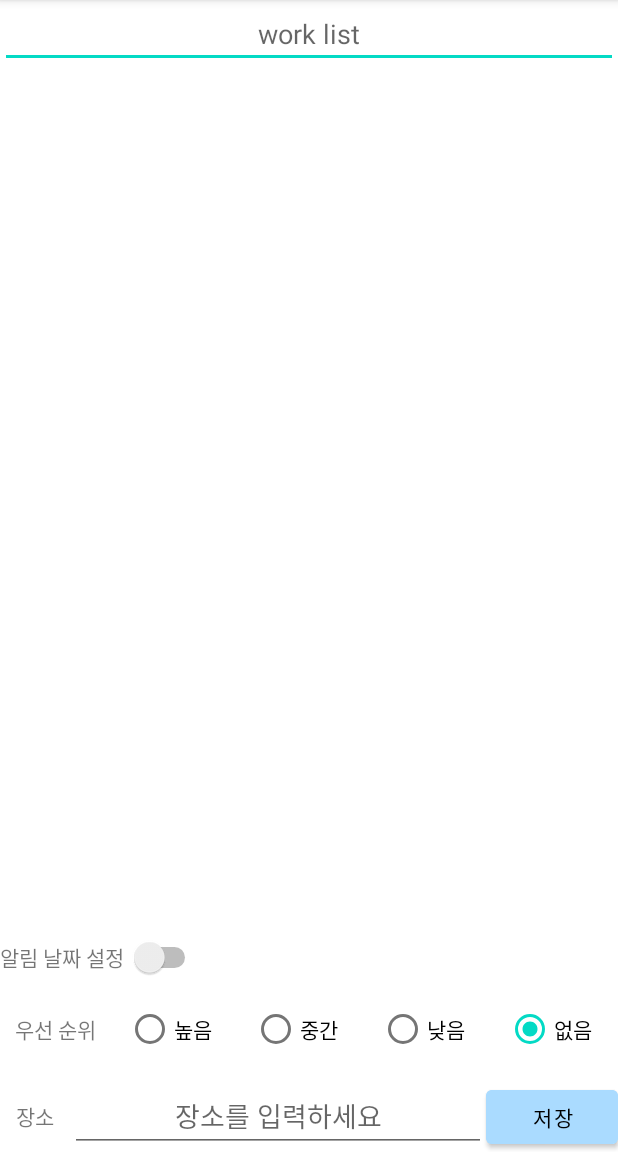
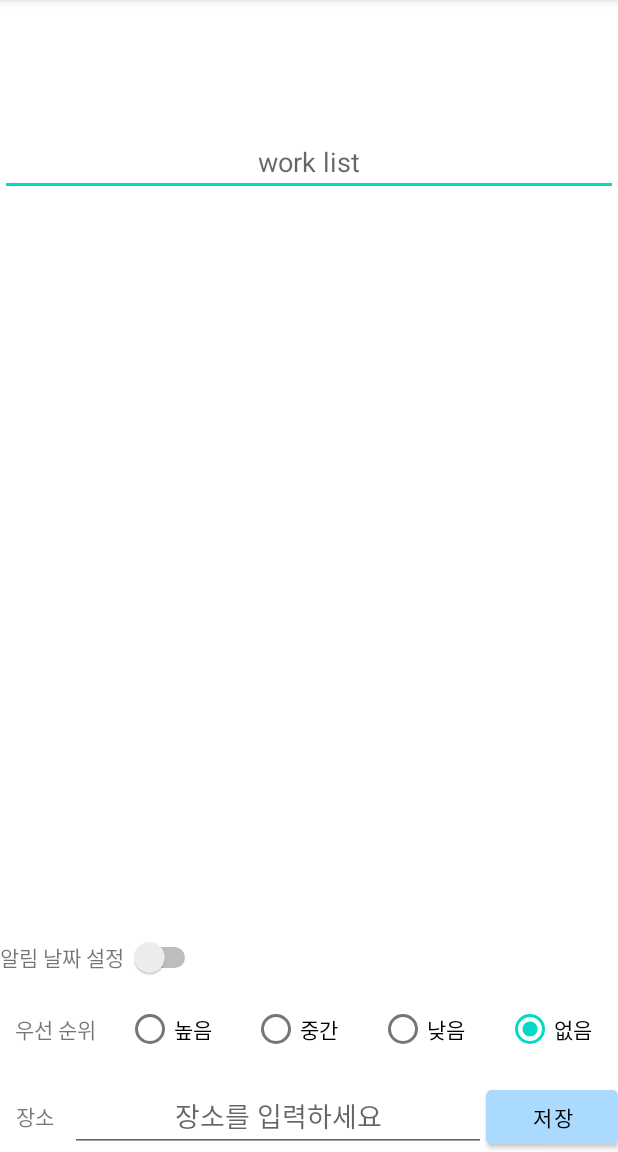
Before and after one commit to gmlwls768/reminder_android, an Android app: the screen it shows after launch (WorkActivity), after a tap on an icon or button, on a phone screen of 412 x 824 dp, the part 84-1236 px from its top. Run offline under Robolectric (Android 15) with nearby library versions, the phone set to English and light mode, and no system bars.

Commit message:
소소코드 최적화 및 WorkActivity 레이아웃와 DB연동

```diff
--- a/app/src/main/java/com/example/reminder_project/MainActivity.java
+++ b/app/src/main/java/com/example/reminder_project/MainActivity.java
@@ -23,61 +23,60 @@ import java.time.LocalDateTime;
 import java.time.format.DateTimeFormatter;
 
 public class MainActivity extends AppCompatActivity {
-    TextView listItem;
+    ToDoTable todo; //A helper class to manage database creation and version management.
+    SQLiteDatabase sqlDB;
+    LinearLayout listLayoutParent;
     Button completeBtn;
     ImageButton addBtn;
     EditText quickAddText;
-    ToDoTable todo; //todo 테이블
-    SQLiteDatabase sqlDB;
-    LinearLayout container;
+    Cursor cursor;
+
     @Override
     protected void onCreate(Bundle savedInstanceState) {
         super.onCreate(savedInstanceState);
         setContentView(R.layout.activity_main);
         todo = new ToDoTable(this);
-        completeBtn = (Button)  findViewById(R.id.completeBtn);
-        sqlDB = todo.getReadableDatabase();
-        Cursor cursor;
-        cursor = sqlDB.rawQuery("SELECT * FROM toDo;", null);
+        sqlDB = todo.getReadableDatabase(); //Create and/or open a database
+        cursor = sqlDB.rawQuery("SELECT * FROM toDo;", null); //데이터베이스의 모든 값을 가져옴
+        completeBtn = (Button) findViewById(R.id.completeBtn);
+        quickAddText = (EditText) findViewById(R.id.quickAddText);
+        addBtn = (ImageButton) findViewById(R.id.addBtn);
+        listLayoutParent = (LinearLayout) findViewById(R.id.list_layout_parent);
 
-        container = (LinearLayout) findViewById(R.id.list_layout_parent);
-        int add_layout = 0;
         while (cursor.moveToNext()) {
-            LinearLayout ll= new LinearLayout(getApplicationContext());
-            LinearLayout.LayoutParams p = new LinearLayout.LayoutParams(LinearLayout.LayoutParams.MATCH_PARENT,LinearLayout.LayoutParams.WRAP_CONTENT);
-            ll.setLayoutParams(p);
-            ll.setOrientation(LinearLayout.HORIZONTAL);
-            CheckBox cb = new CheckBox(getApplicationContext());
-            LinearLayout.LayoutParams w = new LinearLayout.LayoutParams(LinearLayout.LayoutParams.WRAP_CONTENT,LinearLayout.LayoutParams.WRAP_CONTENT);
+            LinearLayout.LayoutParams p = new LinearLayout.LayoutParams(LinearLayout.LayoutParams.MATCH_PARENT,LinearLayout.LayoutParams.WRAP_CONTENT); //너비, 높이 설정 단축어
+            LinearLayout.LayoutParams w = new LinearLayout.LayoutParams(LinearLayout.LayoutParams.WRAP_CONTENT,LinearLayout.LayoutParams.WRAP_CONTENT); //너비, 높이 설정 단축어
+            LinearLayout listItemBox= new LinearLayout(getApplicationContext()); //각각의 할일 목록을 감싸는 레이아웃
+            listItemBox.setLayoutParams(p); //너비, 높이 설정
+            listItemBox.setOrientation(LinearLayout.HORIZONTAL); //수평 정렬
+            int listId = Integer.parseInt(cursor.getString(0));
+
+            CheckBox cb = new CheckBox(getApplicationContext()); //listItemBox 내 사용될 CheckBox
             cb.setLayoutParams(w);
-            ll.addView(cb);
-            TextView tv= new TextView(getApplicationContext());
+
+            TextView tv= new TextView(getApplicationContext()); //listItemBox 내 사용될 TextView
             tv.setLayoutParams(w);
-            tv.setText(cursor.getString(1));
-            tv.setSingleLine();
-            tv.setOnClickListener(new View.OnClickListener() {
+            tv.setText(cursor.getString(1)); //View의 텍스트 값을 toDoTable의 TITLE 컬럼의 값으로 설정
+
+            TextView dbIdView= new TextView(getApplicationContext()); //listItemBox 내 사용될 TextView
+            dbIdView.setLayoutParams(w);
+            dbIdView.setVisibility(View.GONE);
+            dbIdView.setText(cursor.getString(0)); //View의 텍스트 값을 toDoTable의 ID 컬럼의 값으로 설정
+
+            tv.setOnClickListener(new View.OnClickListener() { //클릭시 목록 수정페이지로 이동
                 @Override
                 public void onClick(View view) {
                     Intent intent = new Intent(getApplicationContext(), WorkActivity.class);
+                    intent.putExtra("id", listId);
                     startActivity(intent);
-
                 }
             });
-            TextView tvminus= new TextView(getApplicationContext());
-            tvminus.setLayoutParams(w);
-            tvminus.setVisibility(View.GONE);
-            tvminus.setText(cursor.getString(0));
-            cb.setOnClickListener(new View.OnClickListener() {
-                @Override
-                public void onClick(View view) {
-                    String content = tv.getText().toString();
-                    Toast.makeText(getApplicationContext(), content,Toast.LENGTH_SHORT).show();
-                }
-            });
-            ll.addView(tv);
-            container.addView(ll);
+
+            listItemBox.addView(cb); //자식 위젯 설절
+            listItemBox.addView(tv); //자식 위젯 설절
+            listLayoutParent.addView(listItemBox); //자식 위젯 설절
         }
-
+        cursor.close();
 
         completeBtn.setOnClickListener(new View.OnClickListener() { //완료한 목록 페이지로 이동
             @Override
@@ -88,17 +87,15 @@ public class MainActivity extends AppCompatActivity {
             }
         });
 
-        quickAddText = (EditText) findViewById(R.id.quickAddText);
-        addBtn = (ImageButton) findViewById(R.id.addBtn);
-        quickAddText.addTextChangedListener(new TextWatcher() {
+        quickAddText.addTextChangedListener(new TextWatcher() { //키보드 이벤트가 발생할 경우
             @Override
-            public void beforeTextChanged(CharSequence charSequence, int i, int i1, int i2) {
+            public void beforeTextChanged(CharSequence charSequence, int i, int i1, int i2) { // 입력하기 전에 조치
 
             }
 
             @Override
-            public void onTextChanged(CharSequence charSequence, int i, int i1, int i2) {
-                if (quickAddText.getText().toString().equals("")){
+            public void onTextChanged(CharSequence charSequence, int i, int i1, int i2) { //입력난에 변화가 있을 시 조치
+                if (quickAddText.getText().toString().equals("")) { //입력된 내용에 따라 이미지 변경
                     addBtn.setImageResource(R.drawable.add_icon);
                 }
                 else {
@@ -107,28 +104,34 @@ public class MainActivity extends AppCompatActivity {
             }
 
             @Override
-            public void afterTextChanged(Editable editable) {
+            public void afterTextChanged(Editable editable) { // 입력이 끝났을 때 조치
 
             }
         });
+
         addBtn.setOnClickListener(new View.OnClickListener() {
-            @RequiresApi(api = Build.VERSION_CODES.O)
+            @RequiresApi(api = Build.VERSION_CODES.O) //API 경고 무시
             @Override
             public void onClick(View view) {
                 if (quickAddText.getText().toString().equals("")){ //quickAddText가 공백일 경우 목록 추가(수정) 페이지로 이동
                     Intent intent = new Intent(getApplicationContext(), WorkActivity.class);
                     startActivity(intent);
-                } else{
+                } else{ //그렇지 않을 경우 toDoTable에 입력받은 값을 추가
                     LocalDateTime now = LocalDateTime.now();
                     sqlDB = todo.getWritableDatabase();
+                    String title = quickAddText.getText().toString();
+                    String formatedNow = now.format(DateTimeFormatter.ofPattern("yyyy/MM/dd/HH/mm/ss"));
 
-                    String formatedNow = now.format(DateTimeFormatter.ofPattern("yyyy/MM/dd/HH/mm/ss"));
-                    sqlDB.execSQL("INSERT INTO toDo (CONTENTS,  PRIORITY, LOCATION, ALERT, ON_CREATE, IS_COMPLETE, ON_COMPLETED) VALUES('" + quickAddText.getText().toString() + "'," + " 0, 'none', 'none', '" + formatedNow +"', 0, 'none');");
+                    //toDoTable 데이터 추가
+//                    sqlDB.execSQL("INSERT INTO toDo (TITLE, CONTENTS,  PRIORITY, LOCATION, ALERT, ON_CREATE, IS_COMPLETE, ON_COMPLETED) VALUES('" + title + "','none'," + " 0, 'none', 'none', '" + formatedNow +"', 0, 'none');");
+                    sqlDB.execSQL("INSERT INTO toDo (TITLE, ON_CREATE) VALUES('" + title + "','" + formatedNow +"');");
+
                     sqlDB.close();
                     quickAddText.setText("");
-                    Toast.makeText(getApplicationContext(), "INSERT INTO toDo VALUES('" + quickAddText.getText().toString() + "'," + " 0, 'none', 'none', '" + formatedNow +"');",Toast.LENGTH_SHORT).show();
+                    Toast.makeText(getApplicationContext(), title + "을 추가하였습니다", Toast.LENGTH_SHORT).show();
                 }
             }
         });
+
     }
 }
--- a/app/src/main/java/com/example/reminder_project/ToDoTable.java
+++ b/app/src/main/java/com/example/reminder_project/ToDoTable.java
@@ -10,7 +10,7 @@ public class ToDoTable extends SQLiteOpenHelper {
     }
     @Override
     public void onCreate(SQLiteDatabase db) {
-        db.execSQL("CREATE TABLE toDo(ID INTEGER PRIMARY KEY AUTOINCREMENT, CONTENTS TEXT,  PRIORITY INTEGER, LOCATION TEXT, ALERT TEXT, ON_CREATE TEXT, IS_COMPLETE INTEGER, ON_COMPLETED TEXT);");
+        db.execSQL("CREATE TABLE toDo(ID INTEGER PRIMARY KEY AUTOINCREMENT, TITLE TEXT, CONTENTS TEXT,  PRIORITY INTEGER DEFAULT 0, LOCATION TEXT, ALERT TEXT , ON_CREATE TEXT, IS_COMPLETE INTEGER DEFAULT 0, ON_COMPLETED TEXT);");
     }
 
     @Override
--- a/app/src/main/java/com/example/reminder_project/WorkActivity.java
+++ b/app/src/main/java/com/example/reminder_project/WorkActivity.java
@@ -3,6 +3,9 @@ package com.example.reminder_project;
 import androidx.annotation.RequiresApi;
 import androidx.appcompat.app.AppCompatActivity;
 
+import android.content.Intent;
+import android.database.Cursor;
+import android.database.sqlite.SQLiteDatabase;
 import android.os.Build;
 import android.os.Bundle;
 import android.view.View;
@@ -14,29 +17,62 @@ import android.widget.Switch;
 import android.widget.TimePicker;
 import android.widget.Toast;
 
+
 public class WorkActivity extends AppCompatActivity {
-    Button save_remind;
+    //Database Filed
+    public static final int FIELD_NAME_ID = 0;
+    public static final int FIELD_NAME_TITLE = 1;
+    public static final int FIELD_NAME_CONTENTS = 2;
+    public static final int FIELD_NAME_PRIORITY = 3;
+    public static final int FIELD_NAME_LOCATION = 4;
+    public static final int FIELD_NAME_ON_CREATE = 5;
+    public static final int FIELD_NAME_IS_COMPLETE = 6;
+    public static final int FIELD_NAME_ID_ON_COMPLETED = 7;
+
+
+
+    ToDoTable todo; //A helper class to manage database creation and version management.
+    SQLiteDatabase sqlDB;
+    Cursor cursor;
+    Button saveBtn;
     Switch timeSetSwitch;
     TimePicker timeSetTimepicker;
     DatePicker timeSetDatepicker;
     RadioButton highPriority,mediumPriority,lowPriority,nonePriority;
-    EditText setPlace, todoText;
+    EditText placeInfo, title, content;
 
     @RequiresApi(api = Build.VERSION_CODES.O)
     @Override
     protected void onCreate(Bundle savedInstanceState) {
         super.onCreate(savedInstanceState);
         setContentView(R.layout.activity_work);
+        todo = new ToDoTable(this);
+        title = (EditText) findViewById(R.id.title);
+        content = (EditText) findViewById(R.id.content);
         highPriority = (RadioButton) findViewById(R.id.highPriority);
         mediumPriority = (RadioButton) findViewById(R.id.mediumPriority);
         lowPriority = (RadioButton) findViewById(R.id.lowPriority);
         nonePriority = (RadioButton) findViewById(R.id.nonePriority);
-        save_remind = (Button) findViewById(R.id.save_remind);
+        saveBtn = (Button) findViewById(R.id.saveBtn);
         timeSetSwitch = (Switch) findViewById(R.id.timeSetSwitch);
         timeSetTimepicker = (TimePicker) findViewById(R.id.timeSetTimepicker);
         timeSetDatepicker = (DatePicker) findViewById(R.id.timeSetDatepicker);
-        setPlace = (EditText) findViewById(R.id.setPlace);
-        todoText = (EditText) findViewById(R.id.todoText);
+        placeInfo = (EditText) findViewById(R.id.placeInfo);
+
+
+        Intent intent = getIntent(); //액티비티간에 인수와 리턴값을 전달
+        int id = intent.getIntExtra("id", -1); //toDoList의 id 컬럼 값
+        if(id != -1){ //id 컬럼 값이 있을 경우(수정 페이지)
+            sqlDB = todo.getReadableDatabase(); //Create and/or open a database
+            cursor = sqlDB.rawQuery("SELECT * FROM toDo WHERE ID =" + Integer.toString(id) + ";", null); //id에 해당하는 컬럼의 값을 가져옴
+            cursor.moveToFirst(); //커서를 첫번째로 이동
+//            if(cursor.getString(FIELD_NAME_ON_CREATE) != null){
+//
+//            }
+
+        }
+
+
         timeSetSwitch.setOnClickListener(new View.OnClickListener() {
             @Override
             public void onClick(View view) {
@@ -62,7 +98,7 @@ public class WorkActivity extends AppCompatActivity {
 
             }
         });
-        save_remind.setOnClickListener(new View.OnClickListener() {
+        saveBtn.setOnClickListener(new View.OnClickListener() {
             @Override
             public void onClick(View view) {
                 finish();
--- a/app/src/main/res/layout/activity_complete.xml
+++ b/app/src/main/res/layout/activity_complete.xml
@@ -25,7 +25,7 @@
     </ScrollView>
 
     <LinearLayout
-        android:id="@+id/change_layout"
+        android:id="@+id/changeLayout"
         android:layout_width="match_parent"
         android:layout_height="wrap_content"
         android:gravity="center"
--- a/app/src/main/res/layout/activity_work.xml
+++ b/app/src/main/res/layout/activity_work.xml
@@ -14,7 +14,14 @@
         android:layout_weight="10">
 
         <EditText
-            android:id="@+id/todoText"
+            android:id="@+id/title"
+            android:layout_width="match_parent"
+            android:layout_height="wrap_content"
+            android:gravity="center"
+            android:hint="work list" />
+
+        <EditText
+            android:id="@+id/content"
             android:layout_width="match_parent"
             android:layout_height="wrap_content"
             android:gravity="center"
@@ -52,7 +59,6 @@
                 android:visibility="gone"/>
 
         </LinearLayout>
-
     </LinearLayout>
 
 
@@ -114,14 +120,14 @@
             android:gravity="center"
             android:text="장소"/>
         <EditText
-            android:id="@+id/setPlace"
+            android:id="@+id/placeInfo"
             android:layout_width="wrap_content"
             android:layout_height="match_parent"
             android:hint="장소를 입력하세요"
             android:gravity="center"
             android:layout_weight="6"/>
         <Button
-            android:id="@+id/save_remind"
+            android:id="@+id/saveBtn"
             android:layout_width="wrap_content"
             android:layout_height="wrap_content"
             android:text="저장"
```
